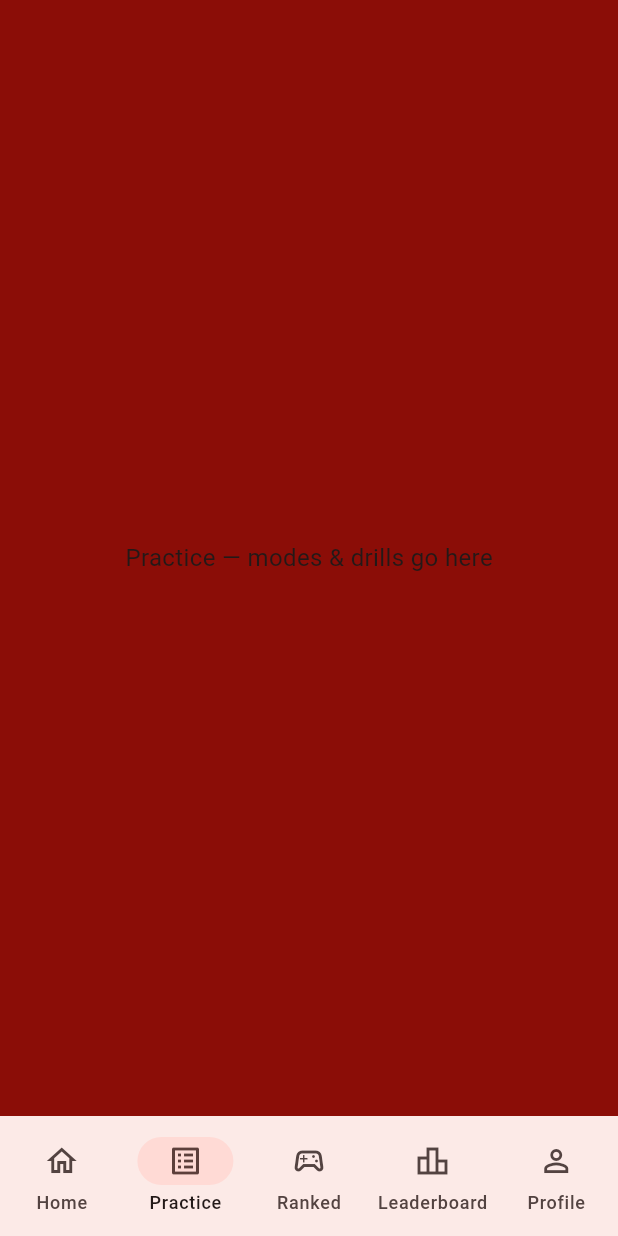
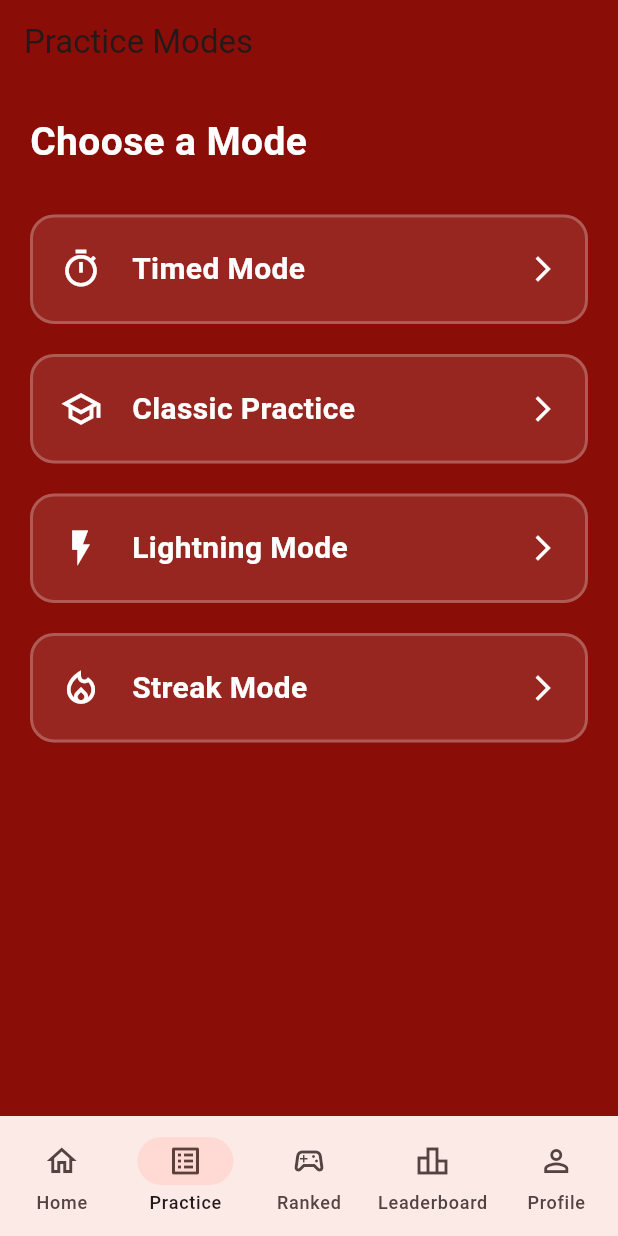
Before and after one commit to JohnJamison/Saphire_SAT_Practice, a Flutter app: the screen it shows once a user with an empty profile is signed in, item 2 of the bottom bar chosen, on a phone screen of 412 x 824 dp. Run offline on Flutter 3.47's test engine with Material 3 defaults, Android fonts, the phone set to English and light mode, and no system bars; our stand-ins replace cloud_firestore, firebase_auth, firebase_core, google_sign_in; accounts and stored records are empty.

Commit message:
Fix timed mode

```diff
--- a/lib/screens/home_root.dart
+++ b/lib/screens/home_root.dart
@@ -17,13 +17,14 @@ class HomeRoot extends StatefulWidget {
 class _HomeRootState extends State<HomeRoot> {
   int _index = 0;
 
-  final _pages = const [
-    DashboardHomePage(),
-    PracticePage(),
-    RankedPage(),
-    LeaderboardPage(),   // <-- ADD THIS
-    ProfilePage(),
-  ];
+final _pages = [
+  DashboardHomePage(),
+  PracticePage(),
+  RankedPage(),
+  LeaderboardPage(),
+  ProfilePage(),
+];
+
 
   @override
   Widget build(BuildContext context) {
--- a/lib/screens/practice_page.dart
+++ b/lib/screens/practice_page.dart
@@ -1,13 +1,124 @@
 import 'package:flutter/material.dart';
+import '../modes/timed_mode.dart';  // <-- Correct path to your timed mode file
 
 class PracticePage extends StatelessWidget {
   const PracticePage({super.key});
 
   @override
   Widget build(BuildContext context) {
-    // You can later move your old carousel here.
-    return const Center(
-      child: Text('Practice — modes & drills go here', style: TextStyle(fontSize: 16)),
+    return Scaffold(
+      backgroundColor: const Color(0xFF8B0D07),
+      appBar: AppBar(
+        title: const Text("Practice Modes"),
+        backgroundColor: const Color(0xFF8B0D07),
+        elevation: 0,
+      ),
+      body: Padding(
+        padding: const EdgeInsets.all(20),
+        child: Column(
+          crossAxisAlignment: CrossAxisAlignment.start,
+          children: [
+            const Text(
+              "Choose a Mode",
+              style: TextStyle(
+                fontSize: 26,
+                fontWeight: FontWeight.bold,
+                color: Colors.white,
+              ),
+            ),
+
+            const SizedBox(height: 30),
+
+            // ---------- TIMED MODE BUTTON ----------
+            _modeButton(
+              context: context,
+              title: "Timed Mode",
+              icon: Icons.timer_outlined,
+              onTap: () async {
+                // open the setup dialog from TimedMode
+                final cfg = await showTimedSetup(context);
+                if (cfg == null) return; // user canceled
+
+                Navigator.push(
+                  context,
+                  MaterialPageRoute(
+                    builder: (_) => TimedModePage(
+                      totalSeconds: cfg.totalSeconds,
+                      sectionMode: cfg.sectionMode,
+                    ),
+                  ),
+                );
+              },
+            ),
+
+            const SizedBox(height: 20),
+
+            // ---------- OTHER MODES ----------
+            _modeButton(
+              context: context,
+              title: "Classic Practice",
+              icon: Icons.school_outlined,
+              onTap: () {},
+            ),
+
+            const SizedBox(height: 20),
+
+            _modeButton(
+              context: context,
+              title: "Lightning Mode",
+              icon: Icons.flash_on_outlined,
+              onTap: () {},
+            ),
+
+            const SizedBox(height: 20),
+
+            _modeButton(
+              context: context,
+              title: "Streak Mode",
+              icon: Icons.local_fire_department_outlined,
+              onTap: () {},
+            ),
+          ],
+        ),
+      ),
+    );
+  }
+
+  Widget _modeButton({
+    required BuildContext context,
+    required String title,
+    required IconData icon,
+    required VoidCallback onTap,
+  }) {
+    return InkWell(
+      onTap: onTap,
+      borderRadius: BorderRadius.circular(16),
+      child: Ink(
+        decoration: BoxDecoration(
+          color: Colors.white.withOpacity(0.1),
+          borderRadius: BorderRadius.circular(16),
+          border: Border.all(color: Colors.white24, width: 2),
+        ),
+        child: Padding(
+          padding: const EdgeInsets.symmetric(vertical: 20, horizontal: 18),
+          child: Row(
+            children: [
+              Icon(icon, color: Colors.white, size: 28),
+              const SizedBox(width: 20),
+              Text(
+                title,
+                style: const TextStyle(
+                  fontSize: 20,
+                  color: Colors.white,
+                  fontWeight: FontWeight.w600,
+                ),
+              ),
+              const Spacer(),
+              const Icon(Icons.arrow_forward_ios, color: Colors.white, size: 20),
+            ],
+          ),
+        ),
+      ),
     );
   }
 }
```
Also changed, not shown: lib/modes/timed_mode.dart (+40 -1 lines), lib/services/attempt_service.dart (added, +34 -0 lines).
